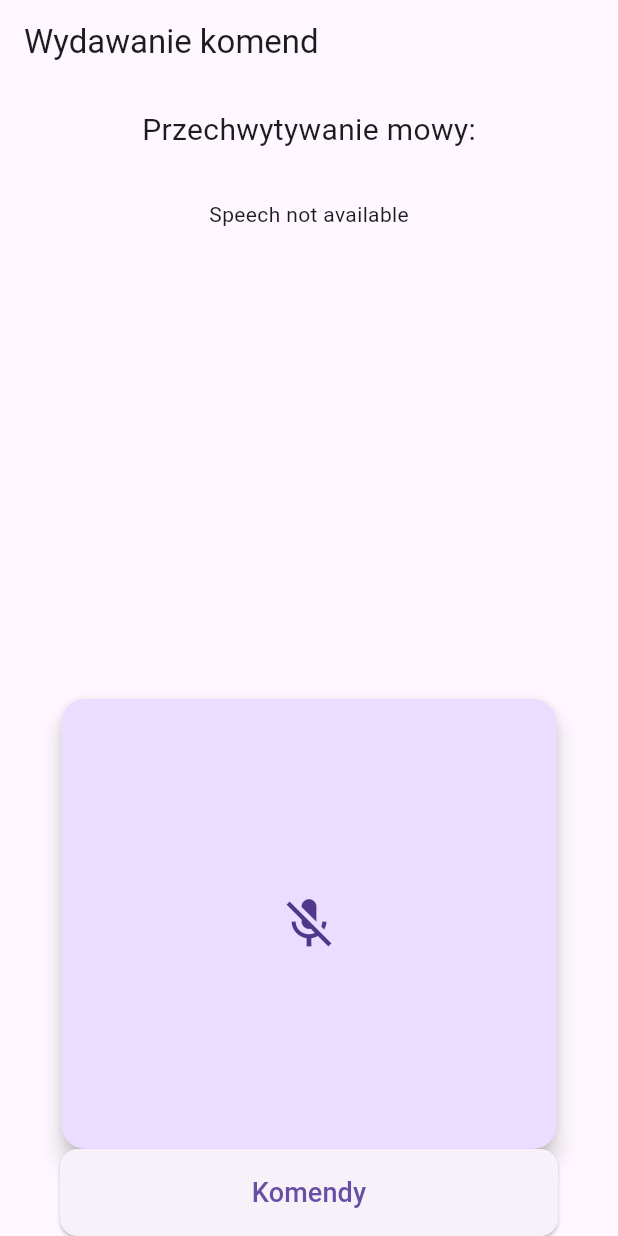
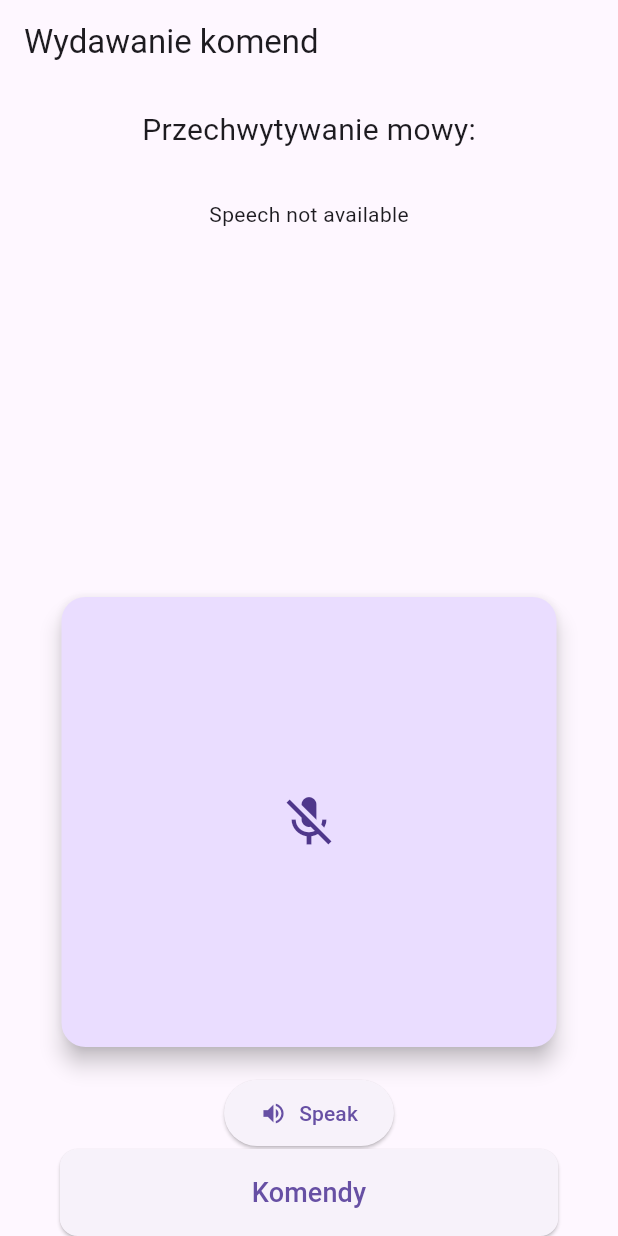
Before and after one commit to ksadowy/BlindView, a Flutter app: the screen it shows after launch, on a phone screen of 412 x 824 dp. Run offline on Flutter 3.47's test engine with Material 3 defaults, Android fonts, the phone set to English and light mode, and no system bars; our stand-ins replace flutter_tts, speech_to_text.

Commit message:
Added TTS flutter

```diff
--- a/blind_view/lib/pages/speech_to_text_page.dart
+++ b/blind_view/lib/pages/speech_to_text_page.dart
@@ -1,7 +1,7 @@
 import 'package:flutter/material.dart';
-import '../../services/speech_service.dart';
-import '../../widgets/speech_control.dart';
-import './test_page.dart';
+import '../services/speech_service.dart';
+import '../widgets/speech_control.dart';
+import 'test_page.dart';
 
 class SpeechToTextPage extends StatefulWidget {
   const SpeechToTextPage({Key? key}) : super(key: key);
@@ -63,6 +63,11 @@ class _SpeechToTextPageState extends State<SpeechToTextPage> {
                 });
               },
               onStop: _speechService.stopListening,
+              onSpeak: () {
+                _speechService.speak(_lastWords.isNotEmpty
+                    ? _lastWords
+                    : "No text available to speak");
+              },
             ),
             ElevatedButton(
               onPressed: () {
--- a/blind_view/lib/services/speech_service.dart
+++ b/blind_view/lib/services/speech_service.dart
@@ -1,8 +1,11 @@
+import 'package:flutter_tts/flutter_tts.dart';
 import 'package:speech_to_text/speech_recognition_result.dart';
 import 'package:speech_to_text/speech_to_text.dart';
 
 class SpeechService {
   final SpeechToText _speechToText = SpeechToText();
+  final FlutterTts _flutterTts = FlutterTts();
+
   bool isListening = false;
   bool isAvailable = false;
 
@@ -25,7 +28,14 @@ class SpeechService {
     isListening = false;
   }
 
+  Future<void> speak(String text) async {
+    await _flutterTts.setLanguage("en-US"); // Ustawienie języka
+    await _flutterTts.setPitch(1.0);       // Wysokość głosu
+    await _flutterTts.speak(text);
+  }
+
   void dispose() {
     _speechToText.stop();
+    _flutterTts.stop();
   }
 }
--- a/blind_view/lib/widgets/speech_control.dart
+++ b/blind_view/lib/widgets/speech_control.dart
@@ -4,17 +4,21 @@ class SpeechControl extends StatelessWidget {
   final bool isListening;
   final VoidCallback onStart;
   final VoidCallback onStop;
+  final VoidCallback onSpeak;
 
   const SpeechControl({
     Key? key,
     required this.isListening,
     required this.onStart,
     required this.onStop,
+    required this.onSpeak,
   }) : super(key: key);
 
   @override
   Widget build(BuildContext context) {
-    return SizedBox(
+    return Column(
+      children: [
+        SizedBox(
           width: 330,
           height: 300,
           child: FloatingActionButton(
@@ -25,6 +29,17 @@ class SpeechControl extends StatelessWidget {
               size: 40,
             ),
           ),
+        ),
+        const SizedBox(height: 20),
+        ElevatedButton.icon(
+          onPressed: onSpeak,
+          icon: const Icon(Icons.volume_up),
+          label: const Text("Speak"),
+          style: ElevatedButton.styleFrom(
+            padding: const EdgeInsets.symmetric(horizontal: 24, vertical: 12),
+          ),
+        ),
+      ],
     );
   }
 }
--- a/blind_view/pubspec.yaml
+++ b/blind_view/pubspec.yaml
@@ -37,6 +37,7 @@ dependencies:
   cupertino_icons: ^1.0.8
   #The following adds speech to text to your application -chini
   speech_to_text: ^7.0.0
+  flutter_tts: ^4.2.0
 
 dev_dependencies:
   flutter_test:
```
Lines whose indentation alone changed are shown as unchanged.
